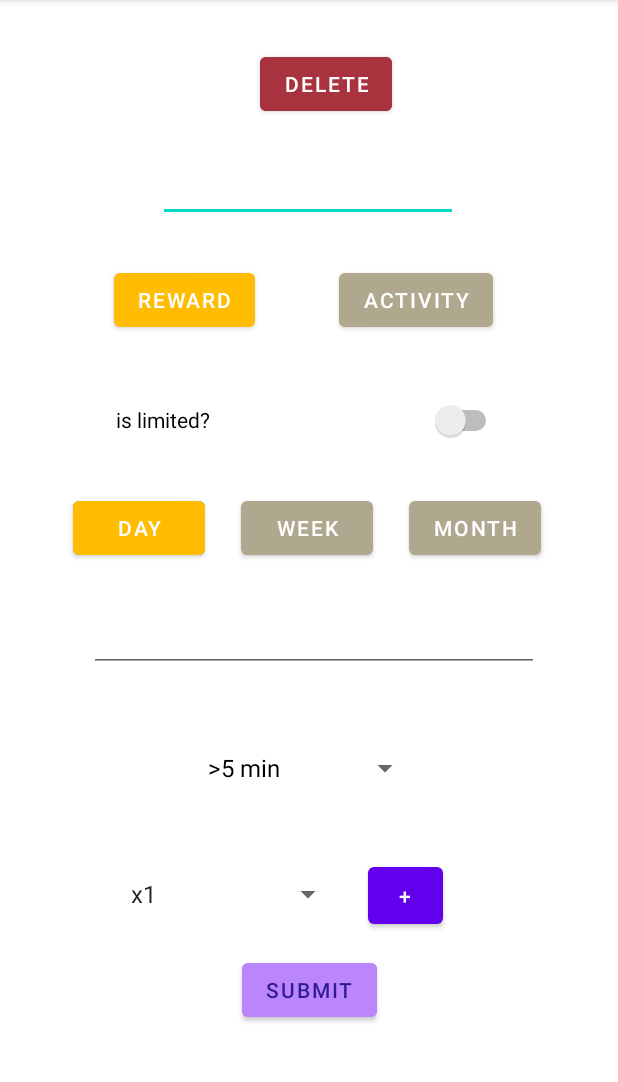
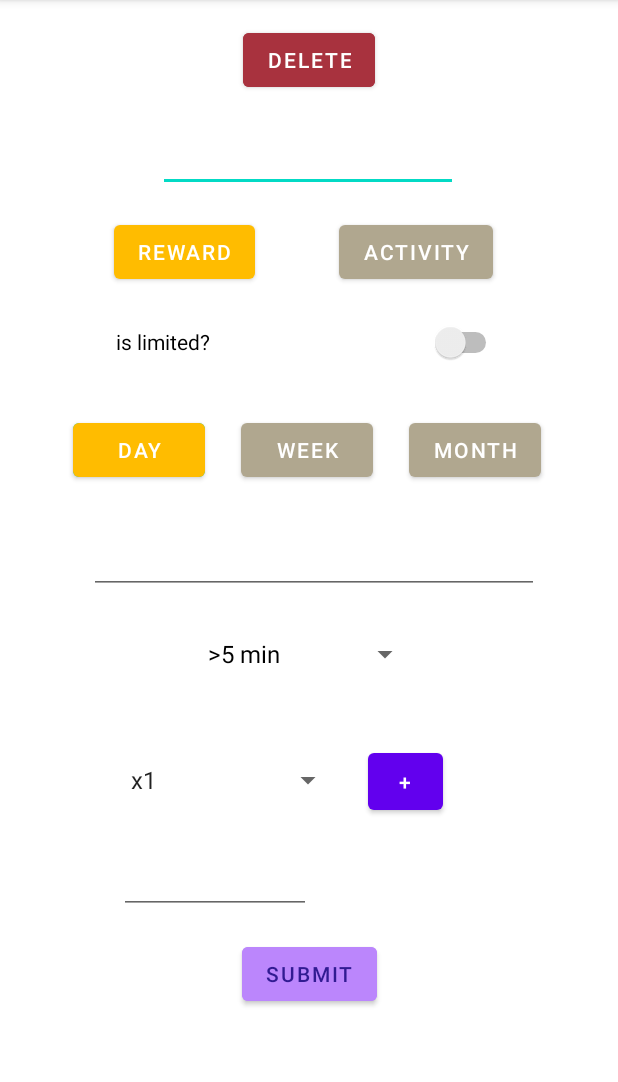
Before and after one commit to Garnicanicolas32/Earn-it-app, an Android app: the CreateReward screen opened directly, with no data from a screen before it, on a phone screen of 412 x 824 dp, the part 84-1166 px from its top. Run offline under Robolectric (Android 15) with nearby library versions, the phone set to English and light mode, and no system bars; 1 statement that could not run was skipped.

```diff
--- a/RewardsKotlin/app/src/main/java/com/example/rewardskotlin/Adapter/rewardViewHolder.kt
+++ b/RewardsKotlin/app/src/main/java/com/example/rewardskotlin/Adapter/rewardViewHolder.kt
@@ -12,6 +12,7 @@ class RewardViewHolder(view: View): RecyclerView.ViewHolder(view) {
     fun render(useThis: Reward, onClickListener:(OnClickReturn) -> Unit){
         binding.buttonSubmit.text = useThis.price.toString()
         binding.textView.text = useThis.name
+        binding.textView2.text = useThis.tagName
 
         binding.buttonSubmit.setOnClickListener{
             onClickListener(OnClickReturn(useThis, false))
--- a/RewardsKotlin/app/src/main/java/com/example/rewardskotlin/createReward.kt
+++ b/RewardsKotlin/app/src/main/java/com/example/rewardskotlin/createReward.kt
@@ -20,19 +20,20 @@ private val listRewardMOD = listOf(0.95f, 1f, 1.5f)
 private val listActivitiesMOD = listOf(1f, 1.25f, 1.75f)
 
 //KEYS
-private const val KEYsendAndGo = "recieve"
-private const val KEYpackage = "package"
+private const val KEYsendAndGo = "recieve7"
+private const val KEYpackage = "package7"
 //--Colors
 private const val CORRECTCOLOR = "#94d162"
 private const val ERRORCOLOR = "#c71616"
 private const val NOTSELECTEDCOLOR = "#b0a78f"
 private const val SELECTEDCOLOR = "#ffbc00"
+
 class CreateReward : AppCompatActivity() {
     //GLOBAL VARS
     private var perMonthMultiplie = 30
     private var dayWeekMonth = 1
 
-    private var isNewTag = false
+    //private var isNewTag = false
     private var isReward = true
 
     //LATEINIT VARS
@@ -45,11 +46,18 @@ class CreateReward : AppCompatActivity() {
         viewBinding = ActivityCreateRewardBinding.inflate(layoutInflater)
         setContentView(viewBinding.root)
 
-        val obtained =
-            Gson().fromJson(intent.getStringExtra(KEYpackage), CreateInformation::class.java)
+        val jsonObtained = intent.getStringExtra(KEYpackage) + "" //SAFE IN CASE ERROR
+        val obtained = if(jsonObtained.trim().isBlank())
+            CreateInformation(
+                false,
+                listOf(),
+                null
+            )
+            else
+            Gson().fromJson(jsonObtained, CreateInformation::class.java)
+
         //IF EDITING REWARD
         if (obtained.isEdit){
-
             val newRewardObtained: Reward = obtained.reward!!
             // name
             viewBinding.txtNombre.setText(newRewardObtained.name)
@@ -69,6 +77,8 @@ class CreateReward : AppCompatActivity() {
             viewBinding.txtTimesPerMonth.setText(newRewardObtained.options[1].toString())
             //spinner
             viewBinding.getPrioridad.setSelection(newRewardObtained.options[2])
+            //tag name
+            viewBinding.txtNombreTag.setText(newRewardObtained.tagName)
         }
         else{
             switchRewardOrActivity(1)
@@ -235,7 +245,7 @@ class CreateReward : AppCompatActivity() {
             ),
             1f,
             now,
-            "default", //temp
+            viewBinding.txtNombreTag.text.toString(), //"default", //temp
             now,
             0
         )
@@ -258,7 +268,7 @@ class CreateReward : AppCompatActivity() {
             retorno = false
         } else viewBinding.txtTimesPerMonth.setBackgroundColor(Color.parseColor(CORRECTCOLOR))
 
-        if (isNewTag && viewBinding.txtNombreTag.text.trim().isBlank()) {
+        if (viewBinding.txtNombreTag.text.trim().isBlank()) {
             viewBinding.txtNombreTag.setBackgroundColor(Color.parseColor(ERRORCOLOR))
             retorno = false
         } else viewBinding.txtNombreTag.setBackgroundColor(Color.parseColor(CORRECTCOLOR))
--- a/RewardsKotlin/app/src/main/res/layout/activity_create_reward.xml
+++ b/RewardsKotlin/app/src/main/res/layout/activity_create_reward.xml
@@ -10,7 +10,8 @@
         android:id="@+id/txtNombre"
         android:layout_width="200dp"
         android:layout_height="wrap_content"
-        android:layout_marginTop="100dp"
+        android:layout_marginTop="80dp"
+        android:importantForAutofill="no"
         android:inputType="text"
         android:maxLength="20"
         android:minHeight="48dp"
@@ -18,15 +19,14 @@
         app:layout_constraintHorizontal_bias="0.497"
         app:layout_constraintStart_toStartOf="parent"
         app:layout_constraintTop_toTopOf="parent"
-        tools:text="nombre"
-        android:importantForAutofill="no" />
+        tools:text="nombre" />
 
     <Button
         android:id="@+id/btnChooseActivty"
         android:layout_width="wrap_content"
         android:layout_height="wrap_content"
         android:layout_marginStart="56dp"
-        android:layout_marginTop="28dp"
+        android:layout_marginTop="16dp"
         android:text="@string/activity"
         app:layout_constraintStart_toEndOf="@+id/btnchooseReward"
         app:layout_constraintTop_toBottomOf="@+id/txtNombre" />
@@ -36,7 +36,7 @@
         android:layout_width="wrap_content"
         android:layout_height="wrap_content"
         android:layout_marginStart="76dp"
-        android:layout_marginTop="28dp"
+        android:layout_marginTop="16dp"
         android:text="@string/reward"
         app:layout_constraintStart_toStartOf="parent"
         app:layout_constraintTop_toBottomOf="@+id/txtNombre" />
@@ -45,10 +45,9 @@
         android:id="@+id/isLimited"
         android:layout_width="257dp"
         android:layout_height="48dp"
-        android:layout_marginTop="32dp"
+        android:layout_marginTop="12dp"
         android:text="@string/is_limited"
         app:layout_constraintEnd_toEndOf="parent"
-        app:layout_constraintHorizontal_bias="0.5"
         app:layout_constraintStart_toStartOf="parent"
         app:layout_constraintTop_toBottomOf="@+id/btnchooseReward" />
 
@@ -57,13 +56,13 @@
         android:layout_width="259dp"
         android:layout_height="48dp"
         android:layout_marginTop="12dp"
+        android:importantForAutofill="no"
         android:inputType="number"
         android:visibility="gone"
         app:layout_constraintEnd_toEndOf="parent"
         app:layout_constraintStart_toStartOf="parent"
         app:layout_constraintTop_toBottomOf="@+id/isLimited"
-        tools:text="limited times"
-        android:importantForAutofill="no" />
+        tools:text="limited times" />
 
     <Button
         android:id="@+id/btnDay"
@@ -102,6 +101,7 @@
         android:layout_width="300dp"
         android:layout_height="wrap_content"
         android:layout_marginTop="24dp"
+        android:importantForAutofill="no"
         android:inputType="number"
         android:maxLength="3"
         android:minHeight="48dp"
@@ -109,14 +109,13 @@
         app:layout_constraintHorizontal_bias="0.528"
         app:layout_constraintStart_toStartOf="parent"
         app:layout_constraintTop_toBottomOf="@+id/btnWeek"
-        tools:text="num"
-        android:importantForAutofill="no" />
+        tools:text="num" />
 
     <Spinner
         android:id="@+id/getPrioridad"
         android:layout_width="150dp"
         android:layout_height="wrap_content"
-        android:layout_marginTop="40dp"
+        android:layout_marginTop="16dp"
         android:entries="@array/Reward"
         android:minHeight="48dp"
         app:layout_constraintEnd_toEndOf="parent"
@@ -167,16 +166,15 @@
         android:layout_width="128dp"
         android:layout_height="45dp"
         android:layout_marginTop="20dp"
+        android:importantForAutofill="no"
         android:inputType="text"
         android:maxLength="10"
-        android:visibility="gone"
         app:layout_constraintEnd_toEndOf="parent"
         app:layout_constraintHorizontal_bias="0.279"
         app:layout_constraintStart_toStartOf="parent"
         app:layout_constraintTop_toBottomOf="@+id/getTag"
-        tools:text="nombre"
-        android:importantForAutofill="no" />
-
+        tools:text="default" />
+    <!--android:visibility="gone" -->
     <Button
         android:id="@+id/btnSubmit"
         android:layout_width="wrap_content"
@@ -193,11 +191,11 @@
         android:id="@+id/btnDelete"
         android:layout_width="wrap_content"
         android:layout_height="wrap_content"
-        android:layout_marginTop="32dp"
+        android:layout_marginTop="16dp"
         android:backgroundTint="#a8323e"
         android:text="@string/delete"
         app:layout_constraintEnd_toEndOf="parent"
-        app:layout_constraintHorizontal_bias="0.535"
+        app:layout_constraintHorizontal_bias="0.501"
         app:layout_constraintStart_toStartOf="parent"
         app:layout_constraintTop_toTopOf="parent" />
 
```
Also changed, not shown: RewardsKotlin/app/src/main/java/com/example/rewardskotlin/MainActivity.kt (+109 -13 lines), RewardsKotlin/app/src/main/res/layout/activity_main.xml (+20 -8 lines), RewardsKotlin/app/src/main/res/layout/item_reward.xml (+13 -0 lines), RewardsKotlin/app/src/main/res/values/strings.xml (+7 -1 lines).
